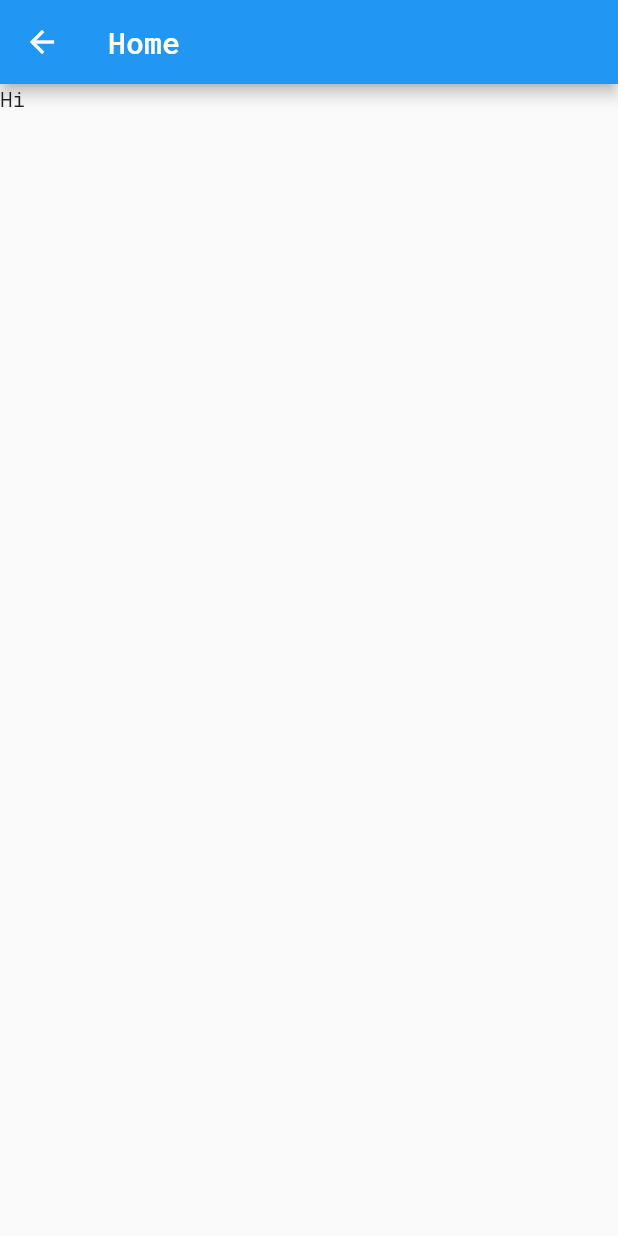
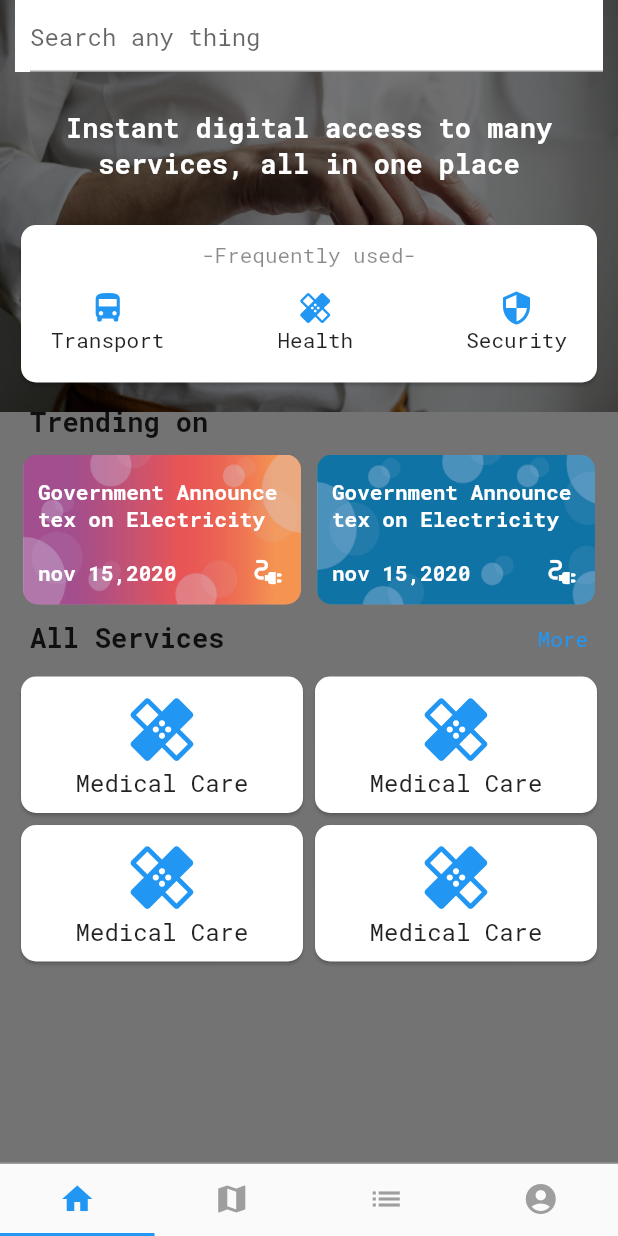
Before and after one commit to kalhorofaizan/fypapp, a Flutter app: the HomePage screen opened by its route, on a phone screen of 412 x 824 dp. Run offline on Flutter 3.47's test engine with Material 2 defaults, Android fonts, the phone set to English and light mode, and no system bars; drawn by our look-alikes of carousel_slider; our stand-ins replace shared_preferences; missing offline and left inert: dart:ffi; accounts and stored records are empty.

Commit message:
Home Screen

```diff
--- /dev/null
+++ b/lib/Tabs/homeTab.dart
@@ -0,0 +1,241 @@
+import 'package:carousel_slider/carousel_slider.dart';
+import 'package:flutter/material.dart';
+import 'package:fypapp/widgets/ServiceItemCard.dart';
+
+class HomeTab extends StatefulWidget {
+  @override
+  _HomeTabState createState() => _HomeTabState();
+}
+
+class _HomeTabState extends State<HomeTab> {
+  List<_NewsCard> newslist = [
+    _NewsCard(itemNumber: 'assets/images/webNews.jpg',),
+    _NewsCard(itemNumber: 'assets/images/twitterNews.jpg',),
+    _NewsCard(itemNumber: 'assets/images/instaNews.jpg',),
+    _NewsCard(itemNumber: 'assets/images/facebookNews.jpg',),
+    _NewsCard(itemNumber: 'assets/images/webNews.jpg',),
+    _NewsCard(itemNumber: 'assets/images/twitterNews.jpg',),
+    _NewsCard(itemNumber: 'assets/images/instaNews.jpg',),
+    _NewsCard(itemNumber: 'assets/images/facebookNews.jpg',),
+    _NewsCard(itemNumber: 'assets/images/instaNews.jpg',),
+    _NewsCard(itemNumber: 'assets/images/facebookNews.jpg',),
+  ];
+  @override
+  Widget build(BuildContext context) {
+
+    return Stack(
+        children: [
+          ColorFiltered(
+            colorFilter: ColorFilter.mode(Colors.black54, BlendMode.darken),
+            child: Image.asset(
+              'assets/images/home_show_image.jpg',
+              fit: BoxFit.cover,
+            ),
+          ),
+          SafeArea(
+              child: Container(
+                padding: EdgeInsets.symmetric(horizontal: 10),
+                child: Column(
+                  children: [
+                    Container(
+                      child: Row(
+                        children: [
+                          Expanded(
+                            child: TextField(
+                              decoration:
+                              InputDecoration(hintText: "Search any thing"),
+                            ),
+                          )
+                        ],
+                      ),
+                      color: Colors.white,
+                      padding: EdgeInsets.only(left: 10),
+                    ),
+                    SizedBox(
+                      height: 25,
+                    ),
+
+                    Container(
+                      padding: EdgeInsets.symmetric(horizontal: 10),
+                      alignment: Alignment.center,
+                      child: Text(
+                        "Instant digital access to many services, all in one place",
+                        textAlign: TextAlign.center,
+                        style: TextStyle(
+                            fontSize: 18,
+                            color: Colors.white,
+                            fontWeight: FontWeight.bold),
+                      ),
+                    ),
+                    SizedBox(height: 25),
+                    Card(
+                        shape: RoundedRectangleBorder(
+                            borderRadius: BorderRadius.circular(10)),
+                        child: Container(
+                          margin: EdgeInsets.all(10),
+                          child: Column(
+                            mainAxisAlignment: MainAxisAlignment.center,
+                            children: [
+                              Text(
+                                "-Frequently used-",
+                                style: TextStyle(color: Colors.black45),
+                              ),
+                              SizedBox(
+                                height: 5,
+                              ),
+                              Row(
+                                mainAxisAlignment: MainAxisAlignment.center,
+                                children: [
+                                  Container(
+                                    margin: EdgeInsets.all(10),
+                                    child: Column(
+                                      children: [
+                                        Icon(
+                                          Icons.directions_bus,
+                                          color: Colors.blue,
+                                        ),
+                                        Text("Transport")
+                                      ],
+                                    ),
+                                  ),
+                                  Spacer(),
+                                  Container(
+                                    margin: EdgeInsets.all(10),
+                                    child: Column(
+                                      children: [
+                                        Icon(
+                                          Icons.healing,
+                                          color: Colors.blue,
+                                        ),
+                                        Text("Health")
+                                      ],
+                                    ),
+                                  ),
+                                  Spacer(),
+                                  Container(
+                                    margin: EdgeInsets.all(10),
+                                    child: Column(
+                                      children: [
+                                        Icon(
+                                          Icons.security,
+                                          color: Colors.blue,
+                                        ),
+                                        Text("Security")
+                                      ],
+                                    ),
+                                  ),
+                                ],
+                              ),
+                            ],
+                          ),
+                        )),
+                    SizedBox(
+                      height: 10,
+                    ),
+                    Container(
+                      margin: EdgeInsets.only(left: 10),
+                      child: Text("Trending on",
+                          style: TextStyle(
+                              color: Colors.black87,
+                              fontSize: 18,
+                              fontWeight: FontWeight.bold)),
+                      alignment: Alignment.centerLeft,
+                    ),
+                    SizedBox(
+                      height: 10,
+                    ),
+                    CarouselSlider.builder(
+                        options: CarouselOptions(
+                          initialPage: 1,
+                          height: 100,
+                          viewportFraction: 1,
+                          enableInfiniteScroll: false,
+                          enlargeCenterPage: true,
+                          disableCenter: false,
+                        ),
+                        itemCount: newslist.length~/2,
+                        itemBuilder:(context,i){
+                          return  Row(
+                            children: [newslist[i*2], newslist[i*2+1]],
+                            mainAxisAlignment: MainAxisAlignment.spaceAround,
+                          );
+                        }
+                    ),
+                    Container(
+                      padding: EdgeInsets.all( 10),
+                      child: Row(
+                        children: [
+                          Text("All Services",
+                              style: TextStyle(
+                                  color: Colors.black87,
+                                  fontSize: 18,
+                                  fontWeight: FontWeight.bold)),
+                          Spacer(),
+                          Text("More",style: TextStyle(color: Colors.blue),)
+                        ],
+                      ),
+                    ),
+                    Row(
+                      children: [
+                        ServicesItemCard(),
+                        ServicesItemCard(),
+                      ],
+                    ),
+                    Row(
+                      children: [
+                        ServicesItemCard(),
+                        ServicesItemCard(),
+                      ],
+                    )
+                  ],
+                ),
+              ))
+        ],
+    );
+  }
+}
+class _NewsCard extends StatelessWidget {
+  final String itemNumber;
+
+  const _NewsCard({this.itemNumber});
+  @override
+  Widget build(BuildContext context) {
+    return Container(
+      decoration: BoxDecoration(
+          borderRadius: BorderRadius.circular(10),
+          image: DecorationImage(
+              image: AssetImage(itemNumber),
+            fit: BoxFit.fill
+          )
+      ),
+      padding: EdgeInsets.all(10),
+      width: MediaQuery.of(context).size.width * 0.45,
+      child: Column(
+        children: [
+          SizedBox(
+            height: 5,
+          ),
+          Text(
+            "Government Announce tex on Electricity",
+            style: TextStyle(color: Colors.white, fontWeight: FontWeight.bold),
+          ),
+          Spacer(),
+          Row(
+            children: [
+              Text(
+                "nov 15,2020 ",
+                style:
+                TextStyle(color: Colors.white, fontWeight: FontWeight.bold),
+              ),
+              Spacer(),
+              Icon(
+                Icons.electrical_services,
+                color: Colors.white,
+              )
+            ],
+          )
+        ],
+      ),
+    );
+  }
+}
--- a/lib/main.dart
+++ b/lib/main.dart
@@ -1,4 +1,3 @@
-
 import 'package:flutter/material.dart';
 import 'package:fypapp/pages/AuthPage.dart';
 import 'package:fypapp/pages/homePage.dart';
@@ -12,14 +11,13 @@ class MyApp extends StatelessWidget {
   Widget build(BuildContext context) {
     return MaterialApp(
       theme: ThemeData(
-        primarySwatch: Colors.blue,
-        visualDensity: VisualDensity.adaptivePlatformDensity,
-        fontFamily: "RobotMono"
-      ),
-      home: AuthPage(),
+          primarySwatch: Colors.blue,
+          visualDensity: VisualDensity.adaptivePlatformDensity,
+          fontFamily: "RobotMono"),
+      home: HomePage(),
       routes: {
-        HomePage.ROUTE:(context)=>HomePage(),
-        AuthPage.ROUTE:(context)=>AuthPage(),
+        HomePage.ROUTE: (context) => HomePage(),
+        AuthPage.ROUTE: (context) => AuthPage(),
       },
     );
   }
--- a/lib/pages/homePage.dart
+++ b/lib/pages/homePage.dart
@@ -1,24 +1,65 @@
 import 'package:flutter/material.dart';
-import 'package:fypapp/utils/constants.dart';
+import 'package:flutter/painting.dart';
+import 'package:flutter/widgets.dart';
+import 'package:carousel_slider/carousel_slider.dart';
+import 'package:fypapp/Tabs/homeTab.dart';
+import 'package:fypapp/widgets/ServiceItemCard.dart';
 
 class HomePage extends StatefulWidget {
   static const String ROUTE = 'homePage';
+
   @override
   _HomePageState createState() => _HomePageState();
 }
 
 class _HomePageState extends State<HomePage> {
+
   @override
   Widget build(BuildContext context) {
-    return Scaffold(
-      appBar: AppBar(
-        title: Text("Home"),
+    return DefaultTabController(length: 4, child: Scaffold(
+      body: TabBarView(
+        children: [
+          HomeTab(),
+          new Container(
+            color: Colors.yellow,
+          ),
+          new Container(
+            color: Colors.orange,
+          ),
+          new Container(
+            color: Colors.lightGreen,
+          ),
+        ],
       ),
-      body: SafeArea(
-        child: Container(
-          child: Text("Hi"),
+      bottomNavigationBar: Container(
+        decoration: BoxDecoration(
+          border: Border(
+            top: BorderSide(
+              color: Colors.grey,
+              width: 1
+            )
+          )
         ),
-      ),
-    );
+        child: TabBar(
+          tabs: [
+            Tab(
+              icon: new Icon(Icons.home),
+            ),
+            Tab(
+              icon: new Icon(Icons.map),
+            ),
+            Tab(
+              icon: new Icon(Icons.list),
+            ),
+            Tab(
+              icon: new Icon(Icons.account_circle),
+            ),
+
+          ],
+          labelColor: Colors.blue,
+          unselectedLabelColor: Colors.grey,
+        ),
+      )
+    )) ;
   }
 }
--- /dev/null
+++ b/lib/widgets/ServiceItemCard.dart
@@ -0,0 +1,35 @@
+import 'package:flutter/material.dart';
+
+class ServicesItemCard extends StatefulWidget {
+  @override
+  _ServicesItemCardState createState() => _ServicesItemCardState();
+}
+
+class _ServicesItemCardState extends State<ServicesItemCard> {
+  double elevation=1.0;
+  @override
+  Widget build(BuildContext context) {
+    return  Expanded(child: Container(
+      child: InkWell(
+        child: Card(
+            elevation: elevation,
+            shape: RoundedRectangleBorder(
+                borderRadius: BorderRadius.circular(10)
+            ),
+            color: Colors.white,
+            child:Padding(
+              padding: EdgeInsets.all(10),
+              child:  Column(
+                children: [
+                  Icon(Icons.healing,size: 50,color: Colors.blue,),
+                  Text("Medical Care",style: TextStyle(
+                      fontSize: 16
+                  ),)
+                ],
+              ),
+            )
+        ),
+      ),
+    ));
+  }
+}
```
Also changed, not shown: pubspec.yaml (+3 -5 lines), assets/images/facebookNews.jpg (added), assets/images/home_show_image.jpg (added), assets/images/instaNews.jpg (added), assets/images/twitterNews.jpg (added), assets/images/webNews.jpg (added), pubspec.lock.
